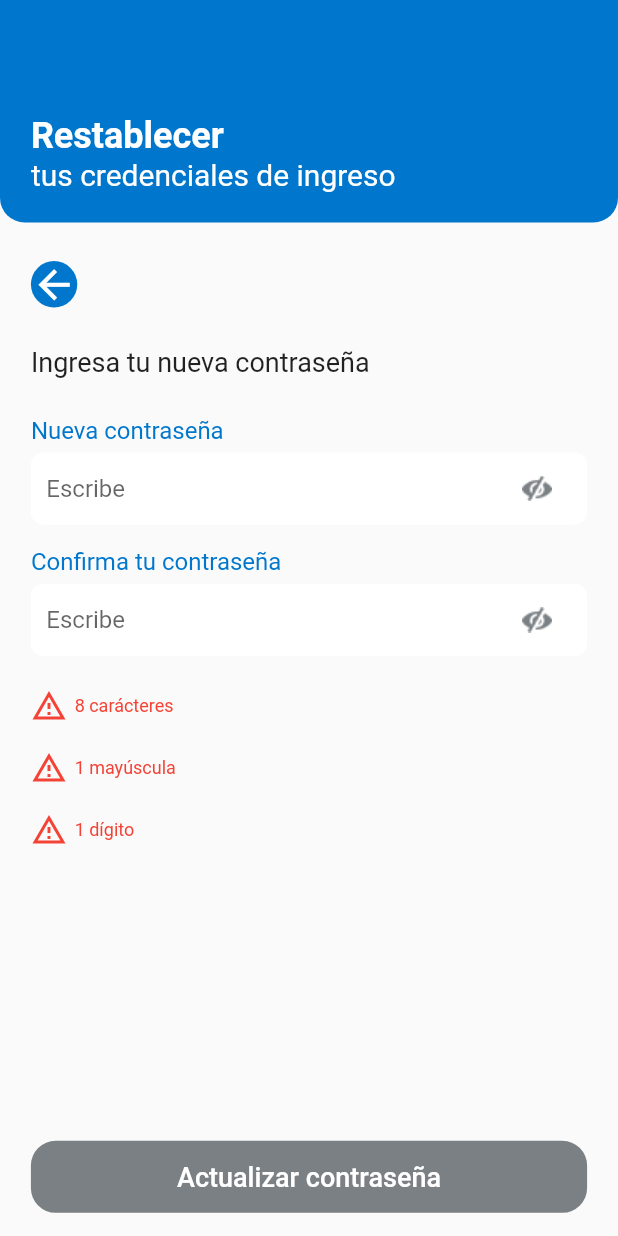
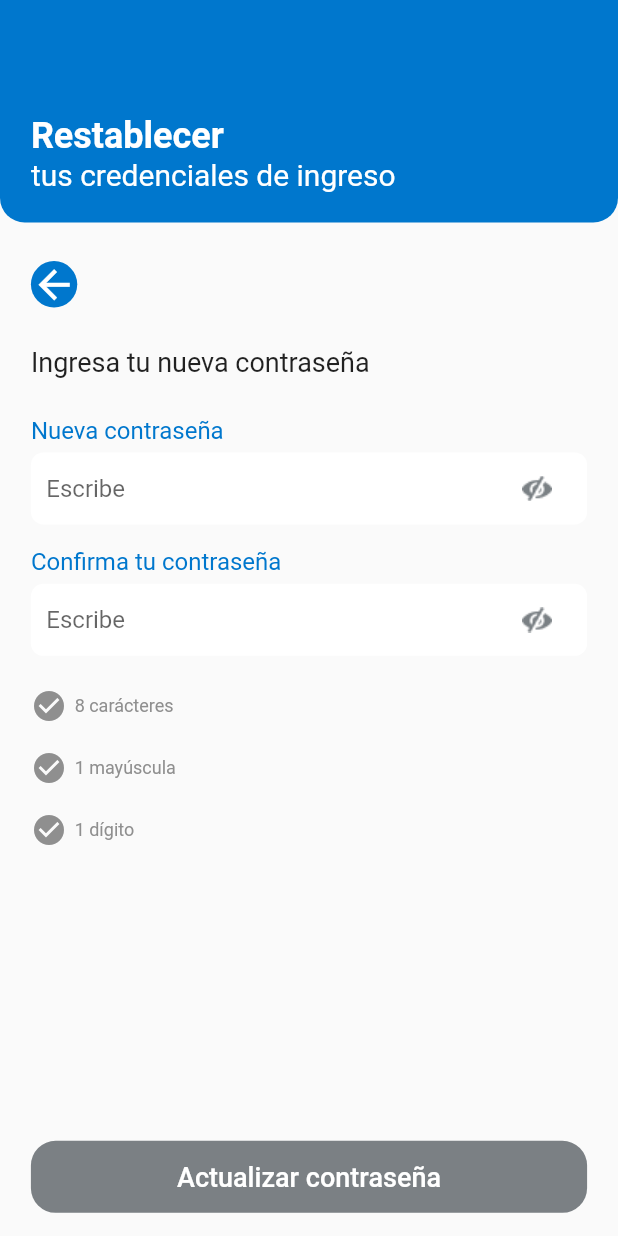
Before and after one commit to alvarohurtadobo/bankcredit, a Flutter app: the ResetPasswordPage screen opened by its route, on a phone screen of 412 x 824 dp. Run offline on Flutter 3.47's test engine with Material 2 defaults, Android fonts, the phone set to English and light mode, and no system bars; our stand-ins replace image_picker, local_auth, open_file, shared_preferences, youtube_player_flutter; accounts and stored records are empty.

Commit message:
solucion bugs 54, 68

```diff
--- /dev/null
+++ b/lib/common/widgets/grayWarningLabel.dart
@@ -0,0 +1,37 @@
+// ignore_for_file: file_names
+
+import 'package:credidiunsa_app/common/ui/sizes.dart';
+import 'package:flutter/material.dart';
+
+Widget grayWarningLabel(String label, bool activeWarning,
+    {bool disappearWarning = false, bool center = false}) {
+  return (disappearWarning && !activeWarning)
+      ? Container()
+      : Container(
+          width: Sizes.width,
+          height: Sizes.height / 20,
+          padding: EdgeInsets.only(bottom: Sizes.boxSeparation),
+          child: Row(
+            mainAxisAlignment:
+                center ? MainAxisAlignment.center : MainAxisAlignment.start,
+            children: [
+              Icon(
+                activeWarning ? Icons.check_circle : Icons.check_circle,
+                color: activeWarning
+                    ? const Color.fromARGB(255, 143, 143, 143)
+                    : const Color(0xff4DB21C),
+              ),
+              SizedBox(
+                width: Sizes.boxSeparation,
+              ),
+              Text(label,
+                  textAlign: TextAlign.center,
+                  style: TextStyle(
+                      color: activeWarning
+                          ? const Color.fromARGB(255, 143, 143, 143)
+                          : const Color(0xff4DB21C),
+                      fontSize: Sizes.font10 - 4)),
+            ],
+          ),
+        );
+}
--- a/lib/common/widgets/simpleAlertDialog.dart
+++ b/lib/common/widgets/simpleAlertDialog.dart
@@ -67,7 +67,7 @@ Future<bool> simpleAlertDialog(
                       const TextStyle(color: Color(0xff0F62A4), fontSize: 28),
                 ),
                 SizedBox(
-                  height: Sizes.boxSeparation * 6,
+                  height: Sizes.boxSeparation * 4,
                 ),
                 Text(
                   message,
--- a/lib/user/ui/resetPassword.dart
+++ b/lib/user/ui/resetPassword.dart
@@ -6,6 +6,8 @@ import 'package:credidiunsa_app/user/model/user.dart';
 import 'package:credidiunsa_app/common/repository/api.dart';
 import 'package:credidiunsa_app/common/widgets/warningLabel.dart';
 import 'package:credidiunsa_app/common/widgets/simpleAlertDialog.dart';
+
+import '../../common/widgets/grayWarningLabel.dart';
 
 class ResetPasswordPage extends StatefulWidget {
   const ResetPasswordPage({Key? key}) : super(key: key);
@@ -183,11 +185,7 @@ class _ResetPasswordPageState extends State<ResetPasswordPage> {
                     color: Colors.white,
                     borderRadius: BorderRadius.circular(Sizes.border / 2),
                   ),
-                  child:
-
-
-
-                  TextField(
+                  child: TextField(
                     obscureText: obscure2,
                     onChanged: (value) {
                       confirmPassword = value;
@@ -230,23 +228,17 @@ class _ResetPasswordPageState extends State<ResetPasswordPage> {
                         ),
                         disabledBorder: null),
                   ),
-
-
-
-
-
-
-
-
-
                 ),
                 SizedBox(
                   height: 3 * Sizes.boxSeparation,
                 ),
-                warningLabel("8 carácteres", min8charactersWarning),
-                warningLabel("1 mayúscula", oneCapitalWarning),
-                warningLabel("1 dígito", oneDigitWarning),
-                warningLabel(
+                grayWarningLabel(
+                  "8 carácteres",
+                  min8charactersWarning,
+                ),
+                grayWarningLabel("1 mayúscula", oneCapitalWarning),
+                grayWarningLabel("1 dígito", oneDigitWarning),
+                grayWarningLabel(
                     "Contraseñas no coinciden", differentPasswordsWarning,
                     disappearWarning: true),
                 Expanded(
```
